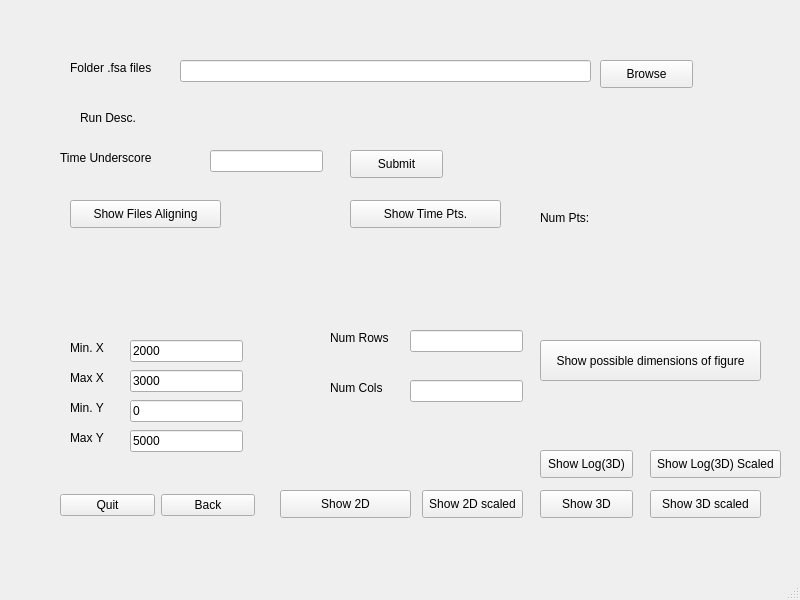
Qt form align_param.ui (nafanh/DNA-Sequencer-Kinetic-Analysis) before a commit.
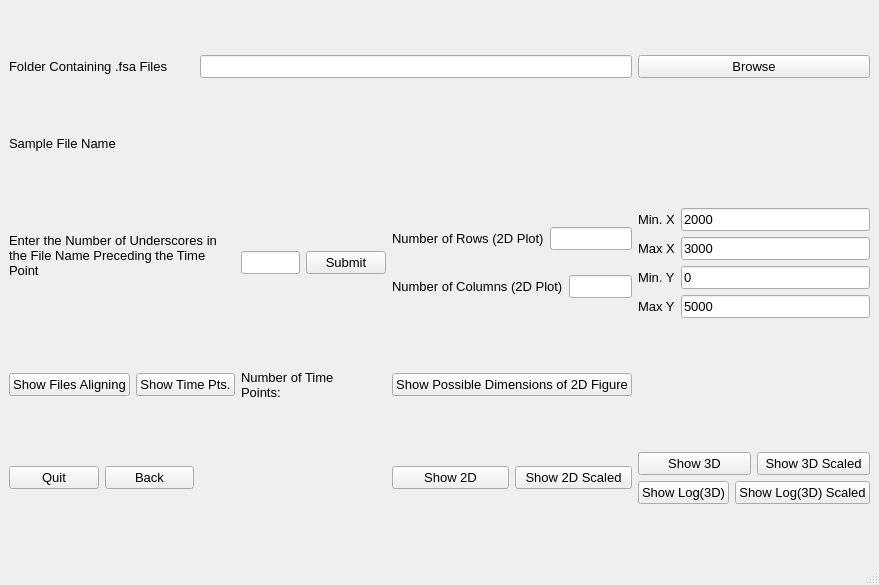
The same form after that commit.

Patch:
```diff
--- a/align_param.ui
+++ b/align_param.ui
@@ -6,431 +6,488 @@
    <rect>
     <x>0</x>
     <y>0</y>
-    <width>800</width>
-    <height>600</height>
+    <width>879</width>
+    <height>585</height>
    </rect>
   </property>
   <property name="windowTitle">
    <string>MainWindow</string>
   </property>
   <widget class="QWidget" name="centralwidget">
-   <widget class="QLabel" name="label">
-    <property name="geometry">
-     <rect>
-      <x>70</x>
-      <y>60</y>
-      <width>101</width>
-      <height>16</height>
-     </rect>
-    </property>
-    <property name="text">
-     <string>Folder .fsa files</string>
-    </property>
-   </widget>
-   <widget class="QLineEdit" name="lineEdit">
-    <property name="geometry">
-     <rect>
-      <x>180</x>
-      <y>60</y>
-      <width>411</width>
-      <height>22</height>
-     </rect>
-    </property>
-   </widget>
-   <widget class="QPushButton" name="pushButton">
-    <property name="geometry">
-     <rect>
-      <x>600</x>
-      <y>60</y>
-      <width>93</width>
-      <height>28</height>
-     </rect>
-    </property>
-    <property name="text">
-     <string>Browse</string>
-    </property>
-   </widget>
-   <widget class="QLabel" name="label_2">
-    <property name="geometry">
-     <rect>
-      <x>60</x>
-      <y>150</y>
-      <width>121</width>
-      <height>16</height>
-     </rect>
-    </property>
-    <property name="text">
-     <string>Time Underscore</string>
-    </property>
-   </widget>
-   <widget class="QLineEdit" name="lineEdit_2">
-    <property name="geometry">
-     <rect>
-      <x>210</x>
-      <y>150</y>
-      <width>113</width>
-      <height>22</height>
-     </rect>
-    </property>
-   </widget>
-   <widget class="QLabel" name="label_3">
-    <property name="geometry">
-     <rect>
-      <x>80</x>
-      <y>110</y>
-      <width>55</width>
-      <height>16</height>
-     </rect>
-    </property>
-    <property name="text">
-     <string>Run Desc.</string>
-    </property>
-   </widget>
-   <widget class="QLabel" name="label_4">
-    <property name="geometry">
-     <rect>
-      <x>70</x>
-      <y>340</y>
-      <width>55</width>
-      <height>16</height>
-     </rect>
-    </property>
-    <property name="text">
-     <string>Min. X</string>
-    </property>
-   </widget>
-   <widget class="QLabel" name="label_5">
-    <property name="geometry">
-     <rect>
-      <x>70</x>
-      <y>370</y>
-      <width>55</width>
-      <height>16</height>
-     </rect>
-    </property>
-    <property name="text">
-     <string>Max X</string>
-    </property>
-   </widget>
-   <widget class="QLabel" name="label_6">
-    <property name="geometry">
-     <rect>
-      <x>70</x>
-      <y>400</y>
-      <width>55</width>
-      <height>16</height>
-     </rect>
-    </property>
-    <property name="text">
-     <string>Min. Y</string>
-    </property>
-   </widget>
-   <widget class="QLabel" name="label_7">
-    <property name="geometry">
-     <rect>
-      <x>70</x>
-      <y>430</y>
-      <width>55</width>
-      <height>16</height>
-     </rect>
-    </property>
-    <property name="text">
-     <string>Max Y</string>
-    </property>
-   </widget>
-   <widget class="QLineEdit" name="lineEdit_3">
-    <property name="geometry">
-     <rect>
-      <x>130</x>
-      <y>340</y>
-      <width>113</width>
-      <height>22</height>
-     </rect>
-    </property>
-    <property name="text">
-     <string>2000</string>
-    </property>
-   </widget>
-   <widget class="QLineEdit" name="lineEdit_4">
-    <property name="geometry">
-     <rect>
-      <x>130</x>
-      <y>370</y>
-      <width>113</width>
-      <height>22</height>
-     </rect>
-    </property>
-    <property name="text">
-     <string>3000</string>
-    </property>
-   </widget>
-   <widget class="QLineEdit" name="lineEdit_5">
-    <property name="geometry">
-     <rect>
-      <x>130</x>
-      <y>400</y>
-      <width>113</width>
-      <height>22</height>
-     </rect>
-    </property>
-    <property name="text">
-     <string>0</string>
-    </property>
-   </widget>
-   <widget class="QLineEdit" name="lineEdit_6">
-    <property name="geometry">
-     <rect>
-      <x>130</x>
-      <y>430</y>
-      <width>113</width>
-      <height>22</height>
-     </rect>
-    </property>
-    <property name="text">
-     <string>5000</string>
-    </property>
-   </widget>
-   <widget class="QPushButton" name="pushButton_2">
-    <property name="geometry">
-     <rect>
-      <x>350</x>
-      <y>150</y>
-      <width>93</width>
-      <height>28</height>
-     </rect>
-    </property>
-    <property name="text">
-     <string>Submit</string>
-    </property>
-   </widget>
-   <widget class="QLabel" name="label_8">
-    <property name="geometry">
-     <rect>
-      <x>160</x>
-      <y>110</y>
-      <width>511</width>
-      <height>16</height>
-     </rect>
-    </property>
-    <property name="text">
-     <string/>
-    </property>
-   </widget>
-   <widget class="QPushButton" name="pushButton_7">
-    <property name="geometry">
-     <rect>
-      <x>350</x>
-      <y>200</y>
-      <width>151</width>
-      <height>28</height>
-     </rect>
-    </property>
-    <property name="text">
-     <string>Show Time Pts.</string>
-    </property>
-   </widget>
-   <widget class="QPushButton" name="pushButton_8">
-    <property name="geometry">
-     <rect>
-      <x>70</x>
-      <y>200</y>
-      <width>151</width>
-      <height>28</height>
-     </rect>
-    </property>
-    <property name="text">
-     <string>Show Files Aligning</string>
-    </property>
-   </widget>
-   <widget class="QLabel" name="label_9">
-    <property name="geometry">
-     <rect>
-      <x>330</x>
-      <y>330</y>
-      <width>71</width>
-      <height>16</height>
-     </rect>
-    </property>
-    <property name="text">
-     <string>Num Rows</string>
-    </property>
-   </widget>
-   <widget class="QLabel" name="label_10">
-    <property name="geometry">
-     <rect>
-      <x>330</x>
-      <y>380</y>
-      <width>71</width>
-      <height>16</height>
-     </rect>
-    </property>
-    <property name="text">
-     <string>Num Cols</string>
-    </property>
-   </widget>
-   <widget class="QLineEdit" name="lineEdit_7">
-    <property name="geometry">
-     <rect>
-      <x>410</x>
-      <y>330</y>
-      <width>113</width>
-      <height>22</height>
-     </rect>
-    </property>
-   </widget>
-   <widget class="QLineEdit" name="lineEdit_8">
-    <property name="geometry">
-     <rect>
-      <x>410</x>
-      <y>380</y>
-      <width>113</width>
-      <height>22</height>
-     </rect>
-    </property>
-   </widget>
-   <widget class="QPushButton" name="pushButton_3">
-    <property name="geometry">
-     <rect>
-      <x>540</x>
-      <y>340</y>
-      <width>221</width>
-      <height>41</height>
-     </rect>
-    </property>
-    <property name="text">
-     <string>Show possible dimensions of figure</string>
-    </property>
-   </widget>
-   <widget class="QPushButton" name="pushButton_4">
-    <property name="geometry">
-     <rect>
-      <x>280</x>
-      <y>490</y>
-      <width>131</width>
-      <height>28</height>
-     </rect>
-    </property>
-    <property name="text">
-     <string>Show 2D</string>
-    </property>
-   </widget>
-   <widget class="QPushButton" name="pushButton_5">
-    <property name="geometry">
-     <rect>
-      <x>540</x>
-      <y>490</y>
-      <width>93</width>
-      <height>28</height>
-     </rect>
-    </property>
-    <property name="text">
-     <string>Show 3D</string>
-    </property>
-   </widget>
-   <widget class="QWidget" name="layoutWidget">
-    <property name="geometry">
-     <rect>
-      <x>60</x>
-      <y>490</y>
-      <width>195</width>
-      <height>30</height>
-     </rect>
-    </property>
-    <layout class="QHBoxLayout" name="horizontalLayout">
-     <item>
-      <widget class="QPushButton" name="pushButton_6">
-       <property name="text">
-        <string>Quit</string>
-       </property>
-      </widget>
-     </item>
-     <item>
-      <widget class="QPushButton" name="pushButton_9">
-       <property name="text">
-        <string>Back</string>
-       </property>
-      </widget>
-     </item>
-    </layout>
-   </widget>
-   <widget class="QPushButton" name="pushButton_10">
-    <property name="geometry">
-     <rect>
-      <x>650</x>
-      <y>490</y>
-      <width>111</width>
-      <height>28</height>
-     </rect>
-    </property>
-    <property name="text">
-     <string>Show 3D scaled</string>
-    </property>
-   </widget>
-   <widget class="QPushButton" name="pushButton_11">
-    <property name="geometry">
-     <rect>
-      <x>422</x>
-      <y>490</y>
-      <width>101</width>
-      <height>28</height>
-     </rect>
-    </property>
-    <property name="text">
-     <string>Show 2D scaled</string>
-    </property>
-   </widget>
-   <widget class="QLabel" name="label_11">
-    <property name="geometry">
-     <rect>
-      <x>540</x>
-      <y>210</y>
-      <width>55</width>
-      <height>16</height>
-     </rect>
-    </property>
-    <property name="text">
-     <string>Num Pts:</string>
-    </property>
-   </widget>
-   <widget class="QLabel" name="label_12">
-    <property name="geometry">
-     <rect>
-      <x>620</x>
-      <y>210</y>
-      <width>55</width>
-      <height>16</height>
-     </rect>
-    </property>
-    <property name="text">
-     <string/>
-    </property>
-   </widget>
-   <widget class="QPushButton" name="pushButton_12">
-    <property name="geometry">
-     <rect>
-      <x>540</x>
-      <y>450</y>
-      <width>93</width>
-      <height>28</height>
-     </rect>
-    </property>
-    <property name="text">
-     <string>Show Log(3D)</string>
-    </property>
-   </widget>
-   <widget class="QPushButton" name="pushButton_13">
-    <property name="geometry">
-     <rect>
-      <x>650</x>
-      <y>450</y>
-      <width>131</width>
-      <height>28</height>
-     </rect>
-    </property>
-    <property name="text">
-     <string>Show Log(3D) Scaled</string>
-    </property>
-   </widget>
+   <layout class="QGridLayout" name="gridLayout">
+    <item row="1" column="1" colspan="2">
+     <widget class="QLabel" name="label_8">
+      <property name="sizePolicy">
+       <sizepolicy hsizetype="Preferred" vsizetype="Fixed">
+        <horstretch>0</horstretch>
+        <verstretch>0</verstretch>
+       </sizepolicy>
+      </property>
+      <property name="minimumSize">
+       <size>
+        <width>0</width>
+        <height>26</height>
+       </size>
+      </property>
+      <property name="font">
+       <font>
+        <pointsize>10</pointsize>
+       </font>
+      </property>
+      <property name="text">
+       <string/>
+      </property>
+     </widget>
+    </item>
+    <item row="0" column="1" colspan="2">
+     <widget class="QLineEdit" name="lineEdit">
+      <property name="font">
+       <font>
+        <pointsize>10</pointsize>
+       </font>
+      </property>
+     </widget>
+    </item>
+    <item row="0" column="3">
+     <widget class="QPushButton" name="pushButton">
+      <property name="font">
+       <font>
+        <pointsize>10</pointsize>
+       </font>
+      </property>
+      <property name="text">
+       <string>Browse</string>
+      </property>
+     </widget>
+    </item>
+    <item row="2" column="0" colspan="2">
+     <layout class="QHBoxLayout" name="horizontalLayout_2">
+      <item>
+       <widget class="QLabel" name="label_2">
+        <property name="font">
+         <font>
+          <pointsize>10</pointsize>
+         </font>
+        </property>
+        <property name="text">
+         <string>Enter the Number of Underscores in the File Name Preceding the Time Point
+</string>
+        </property>
+        <property name="alignment">
+         <set>Qt::AlignLeading|Qt::AlignLeft|Qt::AlignVCenter</set>
+        </property>
+        <property name="wordWrap">
+         <bool>true</bool>
+        </property>
+       </widget>
+      </item>
+      <item>
+       <widget class="QLineEdit" name="lineEdit_2">
+        <property name="font">
+         <font>
+          <pointsize>10</pointsize>
+         </font>
+        </property>
+       </widget>
+      </item>
+      <item>
+       <widget class="QPushButton" name="pushButton_2">
+        <property name="font">
+         <font>
+          <pointsize>10</pointsize>
+         </font>
+        </property>
+        <property name="text">
+         <string>Submit</string>
+        </property>
+       </widget>
+      </item>
+     </layout>
+    </item>
+    <item row="2" column="2">
+     <layout class="QVBoxLayout" name="verticalLayout_2">
+      <item>
+       <layout class="QHBoxLayout" name="horizontalLayout_8">
+        <item>
+         <widget class="QLabel" name="label_9">
+          <property name="font">
+           <font>
+            <pointsize>10</pointsize>
+           </font>
+          </property>
+          <property name="text">
+           <string>Number of Rows (2D Plot)</string>
+          </property>
+         </widget>
+        </item>
+        <item>
+         <widget class="QLineEdit" name="lineEdit_7">
+          <property name="font">
+           <font>
+            <pointsize>10</pointsize>
+           </font>
+          </property>
+         </widget>
+        </item>
+       </layout>
+      </item>
+      <item>
+       <layout class="QHBoxLayout" name="horizontalLayout_9">
+        <item>
+         <widget class="QLabel" name="label_10">
+          <property name="font">
+           <font>
+            <pointsize>10</pointsize>
+           </font>
+          </property>
+          <property name="text">
+           <string>Number of Columns (2D Plot)</string>
+          </property>
+         </widget>
+        </item>
+        <item>
+         <widget class="QLineEdit" name="lineEdit_8">
+          <property name="font">
+           <font>
+            <pointsize>10</pointsize>
+           </font>
+          </property>
+         </widget>
+        </item>
+       </layout>
+      </item>
+     </layout>
+    </item>
+    <item row="5" column="0">
+     <layout class="QHBoxLayout" name="horizontalLayout">
+      <item>
+       <widget class="QPushButton" name="pushButton_6">
+        <property name="font">
+         <font>
+          <pointsize>10</pointsize>
+         </font>
+        </property>
+        <property name="text">
+         <string>Quit</string>
+        </property>
+       </widget>
+      </item>
+      <item>
+       <widget class="QPushButton" name="pushButton_9">
+        <property name="font">
+         <font>
+          <pointsize>10</pointsize>
+         </font>
+        </property>
+        <property name="text">
+         <string>Back</string>
+        </property>
+       </widget>
+      </item>
+     </layout>
+    </item>
+    <item row="5" column="3">
+     <layout class="QVBoxLayout" name="verticalLayout_3">
+      <item>
+       <layout class="QHBoxLayout" name="horizontalLayout_11">
+        <item>
+         <widget class="QPushButton" name="pushButton_5">
+          <property name="font">
+           <font>
+            <pointsize>10</pointsize>
+           </font>
+          </property>
+          <property name="text">
+           <string>Show 3D</string>
+          </property>
+         </widget>
+        </item>
+        <item>
+         <widget class="QPushButton" name="pushButton_10">
+          <property name="font">
+           <font>
+            <pointsize>10</pointsize>
+           </font>
+          </property>
+          <property name="text">
+           <string>Show 3D Scaled</string>
+          </property>
+         </widget>
+        </item>
+       </layout>
+      </item>
+      <item>
+       <layout class="QHBoxLayout" name="horizontalLayout_10">
+        <item>
+         <widget class="QPushButton" name="pushButton_12">
+          <property name="font">
+           <font>
+            <pointsize>10</pointsize>
+           </font>
+          </property>
+          <property name="text">
+           <string>Show Log(3D)</string>
+          </property>
+         </widget>
+        </item>
+        <item>
+         <widget class="QPushButton" name="pushButton_13">
+          <property name="font">
+           <font>
+            <pointsize>10</pointsize>
+           </font>
+          </property>
+          <property name="text">
+           <string>Show Log(3D) Scaled</string>
+          </property>
+         </widget>
+        </item>
+       </layout>
+      </item>
+     </layout>
+    </item>
+    <item row="3" column="0" colspan="2">
+     <layout class="QHBoxLayout" name="horizontalLayout_3">
+      <item>
+       <widget class="QPushButton" name="pushButton_8">
+        <property name="font">
+         <font>
+          <pointsize>10</pointsize>
+         </font>
+        </property>
+        <property name="text">
+         <string>Show Files Aligning</string>
+        </property>
+       </widget>
+      </item>
+      <item>
+       <widget class="QPushButton" name="pushButton_7">
+        <property name="font">
+         <font>
+          <pointsize>10</pointsize>
+         </font>
+        </property>
+        <property name="text">
+         <string>Show Time Pts.</string>
+        </property>
+       </widget>
+      </item>
+      <item>
+       <widget class="QLabel" name="label_11">
+        <property name="font">
+         <font>
+          <pointsize>10</pointsize>
+         </font>
+        </property>
+        <property name="text">
+         <string>Number of Time Points:</string>
+        </property>
+        <property name="wordWrap">
+         <bool>true</bool>
+        </property>
+       </widget>
+      </item>
+      <item>
+       <widget class="QLabel" name="label_12">
+        <property name="minimumSize">
+         <size>
+          <width>30</width>
+          <height>0</height>
+         </size>
+        </property>
+        <property name="font">
+         <font>
+          <pointsize>10</pointsize>
+         </font>
+        </property>
+        <property name="text">
+         <string/>
+        </property>
+       </widget>
+      </item>
+     </layout>
+    </item>
+    <item row="3" column="2">
+     <widget class="QPushButton" name="pushButton_3">
+      <property name="font">
+       <font>
+        <pointsize>10</pointsize>
+       </font>
+      </property>
+      <property name="text">
+       <string>Show Possible Dimensions of 2D Figure</string>
+      </property>
+     </widget>
+    </item>
+    <item row="0" column="0">
+     <widget class="QLabel" name="label">
+      <property name="font">
+       <font>
+        <pointsize>10</pointsize>
+       </font>
+      </property>
+      <property name="text">
+       <string>Folder Containing .fsa Files</string>
+      </property>
+     </widget>
+    </item>
+    <item row="5" column="2">
+     <layout class="QHBoxLayout" name="horizontalLayout_12">
+      <item>
+       <widget class="QPushButton" name="pushButton_4">
+        <property name="font">
+         <font>
+          <pointsize>10</pointsize>
+         </font>
+        </property>
+        <property name="text">
+         <string>Show 2D</string>
+        </property>
+       </widget>
+      </item>
+      <item>
+       <widget class="QPushButton" name="pushButton_11">
+        <property name="font">
+         <font>
+          <pointsize>10</pointsize>
+         </font>
+        </property>
+        <property name="text">
+         <string>Show 2D Scaled</string>
+        </property>
+       </widget>
+      </item>
+     </layout>
+    </item>
+    <item row="2" column="3">
+     <layout class="QVBoxLayout" name="verticalLayout">
+      <item>
+       <layout class="QHBoxLayout" name="horizontalLayout_4">
+        <item>
+         <widget class="QLabel" name="label_4">
+          <property name="font">
+           <font>
+            <pointsize>10</pointsize>
+           </font>
+          </property>
+          <property name="text">
+           <string>Min. X</string>
+          </property>
+         </widget>
+        </item>
+        <item>
+         <widget class="QLineEdit" name="lineEdit_3">
+          <property name="font">
+           <font>
+            <pointsize>10</pointsize>
+           </font>
+          </property>
+          <property name="text">
+           <string>2000</string>
+          </property>
+         </widget>
+        </item>
+       </layout>
+      </item>
+      <item>
+       <layout class="QHBoxLayout" name="horizontalLayout_5">
+        <item>
+         <widget class="QLabel" name="label_5">
+          <property name="font">
+           <font>
+            <pointsize>10</pointsize>
+           </font>
+          </property>
+          <property name="text">
+           <string>Max X</string>
+          </property>
+         </widget>
+        </item>
+        <item>
+         <widget class="QLineEdit" name="lineEdit_4">
+          <property name="font">
+           <font>
+            <pointsize>10</pointsize>
+           </font>
+          </property>
+          <property name="text">
+           <string>3000</string>
+          </property>
+         </widget>
+        </item>
+       </layout>
+      </item>
+      <item>
+       <layout class="QHBoxLayout" name="horizontalLayout_6">
+        <item>
+         <widget class="QLabel" name="label_6">
+          <property name="font">
+           <font>
+            <pointsize>10</pointsize>
+           </font>
+          </property>
+          <property name="text">
+           <string>Min. Y</string>
+          </property>
+         </widget>
+        </item>
+        <item>
+         <widget class="QLineEdit" name="lineEdit_5">
+          <property name="font">
+           <font>
+            <pointsize>10</pointsize>
+           </font>
+          </property>
+          <property name="text">
+           <string>0</string>
+          </property>
+         </widget>
+        </item>
+       </layout>
+      </item>
+      <item>
+       <layout class="QHBoxLayout" name="horizontalLayout_7">
+        <item>
+         <widget class="QLabel" name="label_7">
+          <property name="font">
+           <font>
+            <pointsize>10</pointsize>
+           </font>
+          </property>
+          <property name="text">
+           <string>Max Y</string>
+          </property>
+         </widget>
+        </item>
+        <item>
+         <widget class="QLineEdit" name="lineEdit_6">
+          <property name="font">
+           <font>
+            <pointsize>10</pointsize>
+           </font>
+          </property>
+          <property name="text">
+           <string>5000</string>
+          </property>
+         </widget>
+        </item>
+       </layout>
+      </item>
+     </layout>
+    </item>
+    <item row="1" column="0">
+     <widget class="QLabel" name="label_3">
+      <property name="font">
+       <font>
+        <pointsize>10</pointsize>
+       </font>
+      </property>
+      <property name="text">
+       <string>Sample File Name</string>
+      </property>
+     </widget>
+    </item>
+   </layout>
   </widget>
   <widget class="QMenuBar" name="menubar">
    <property name="geometry">
```
Left out of the diff: 6 changed lines with no effect on the pictures.
